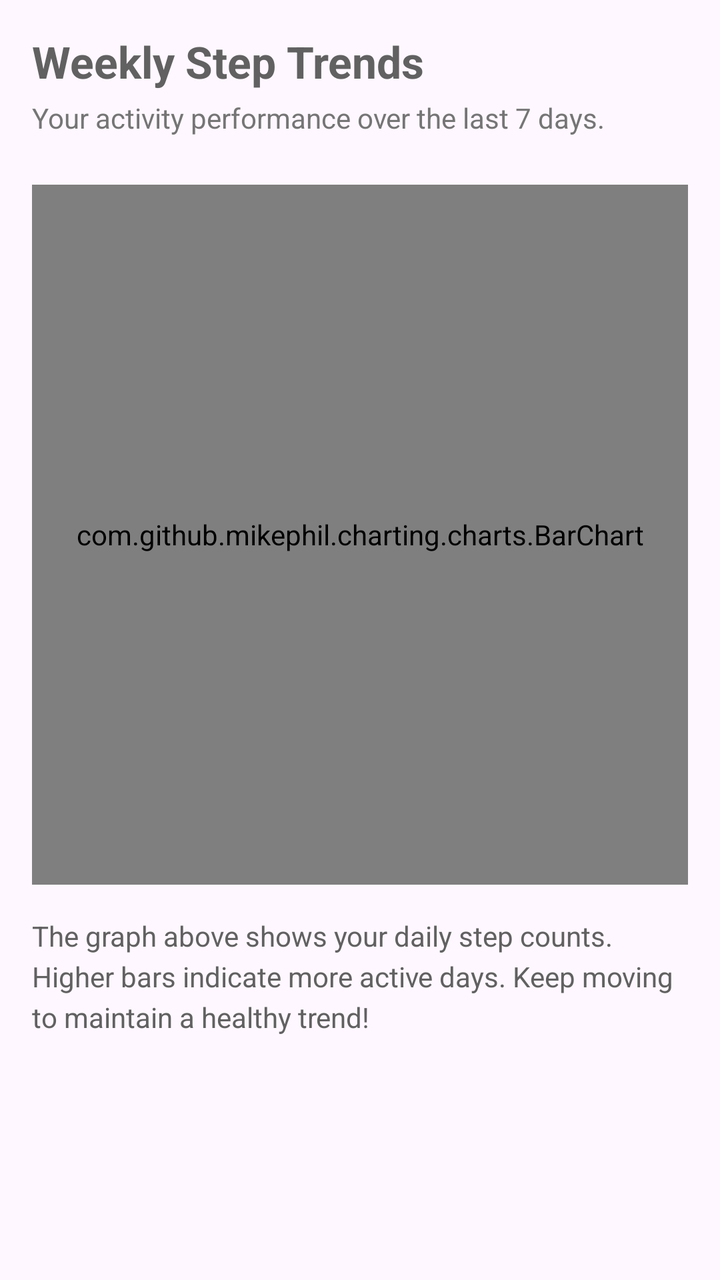
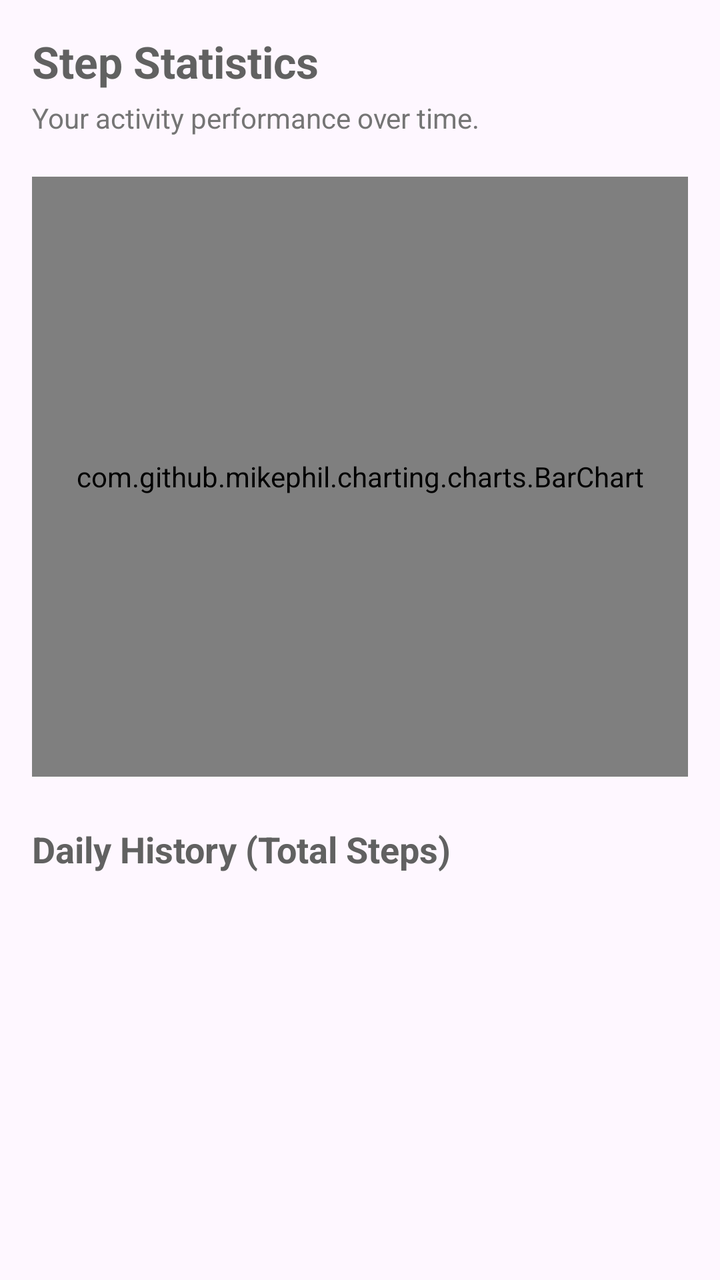

An Android layout rendered at two revisions. The XML below is the earlier revision; the diff shows what the commit changed to produce the second picture.
<!-- AndroidManifest.xml: application theme Theme.EcoTrack -->
<!-- res/layout/fragment_analytics.xml -->
<?xml version="1.0" encoding="utf-8"?>

<LinearLayout xmlns:android="http://schemas.android.com/apk/res/android"
    android:layout_width="match_parent"
    android:layout_height="match_parent"
    android:orientation="vertical"
    android:padding="16dp"
    android:background="?android:attr/windowBackground">

    <TextView
        android:id="@+id/tvAnalyticsTitle"
        android:layout_width="wrap_content"
        android:layout_height="wrap_content"
        android:text="Weekly Step Trends"
        android:textColor="#616161"
        android:textSize="22sp"
        android:textStyle="bold" />

    <TextView
        android:id="@+id/tvAnalyticsSubTitle"
        android:layout_width="wrap_content"
        android:layout_height="wrap_content"
        android:layout_marginTop="4dp"
        android:text="Your activity performance over the last 7 days."
        android:textColor="#757575"
        android:textSize="14sp" />

    <com.github.mikephil.charting.charts.BarChart
        android:id="@+id/barChart"
        android:layout_width="match_parent"
        android:layout_height="350dp"
        android:layout_marginTop="24dp" />

    <TextView
        android:layout_width="match_parent"
        android:layout_height="wrap_content"
        android:layout_marginTop="16dp"
        android:text="The graph above shows your daily step counts. Higher bars indicate more active days. Keep moving to maintain a healthy trend!"
        android:textColor="#616161"
        android:textSize="14sp"
        android:lineSpacingExtra="4dp" />
</LinearLayout>
<!-- resources referenced by this layout -->
<resources>
  <style name="Theme.EcoTrack" parent="Theme.Material3.DayNight.NoActionBar">
          
          <item name="android:statusBarColor">@android:color/transparent</item>
          <item name="android:navigationBarColor">@android:color/transparent</item>
      </style>
</resources>

<!-- the commit's change to res/layout/fragment_analytics.xml (unified diff, before → after) -->
@@ -1,42 +1,55 @@
 <?xml version="1.0" encoding="utf-8"?>
 
-<LinearLayout xmlns:android="http://schemas.android.com/apk/res/android"
+<androidx.core.widget.NestedScrollView xmlns:android="http://schemas.android.com/apk/res/android"
     android:layout_width="match_parent"
     android:layout_height="match_parent"
-    android:orientation="vertical"
-    android:padding="16dp"
     android:background="?android:attr/windowBackground">
 
-    <TextView
-        android:id="@+id/tvAnalyticsTitle"
-        android:layout_width="wrap_content"
-        android:layout_height="wrap_content"
-        android:text="Weekly Step Trends"
-        android:textColor="#616161"
-        android:textSize="22sp"
-        android:textStyle="bold" />
-
-    <TextView
-        android:id="@+id/tvAnalyticsSubTitle"
-        android:layout_width="wrap_content"
-        android:layout_height="wrap_content"
-        android:layout_marginTop="4dp"
-        android:text="Your activity performance over the last 7 days."
-        android:textColor="#757575"
-        android:textSize="14sp" />
-
-    <com.github.mikephil.charting.charts.BarChart
-        android:id="@+id/barChart"
-        android:layout_width="match_parent"
-        android:layout_height="350dp"
-        android:layout_marginTop="24dp" />
-
-    <TextView
+    <LinearLayout
         android:layout_width="match_parent"
         android:layout_height="wrap_content"
-        android:layout_marginTop="16dp"
-        android:text="The graph above shows your daily step counts. Higher bars indicate more active days. Keep moving to maintain a healthy trend!"
-        android:textColor="#616161"
-        android:textSize="14sp"
-        android:lineSpacingExtra="4dp" />
-</LinearLayout>
+        android:orientation="vertical"
+        android:padding="16dp">
+
+        <TextView
+            android:id="@+id/tvAnalyticsTitle"
+            android:layout_width="wrap_content"
+            android:layout_height="wrap_content"
+            android:text="Step Statistics"
+            android:textColor="#616161"
+            android:textSize="22sp"
+            android:textStyle="bold" />
+
+        <TextView
+            android:id="@+id/tvAnalyticsSubTitle"
+            android:layout_width="wrap_content"
+            android:layout_height="wrap_content"
+            android:layout_marginTop="4dp"
+            android:text="Your activity performance over time."
+            android:textColor="#757575"
+            android:textSize="14sp" />
+
+        <com.github.mikephil.charting.charts.BarChart
+            android:id="@+id/barChart"
+            android:layout_width="match_parent"
+            android:layout_height="300dp"
+            android:layout_marginTop="20dp" />
+
+        <TextView
+            android:layout_width="match_parent"
+            android:layout_height="wrap_content"
+            android:layout_marginTop="24dp"
+            android:text="Daily History (Total Steps)"
+            android:textColor="#616161"
+            android:textSize="18sp"
+            android:textStyle="bold" />
+
+        <androidx.recyclerview.widget.RecyclerView
+            android:id="@+id/rvDailySteps"
+            android:layout_width="match_parent"
+            android:layout_height="wrap_content"
+            android:layout_marginTop="8dp"
+            android:nestedScrollingEnabled="false" />
+
+    </LinearLayout>
+</androidx.core.widget.NestedScrollView>
